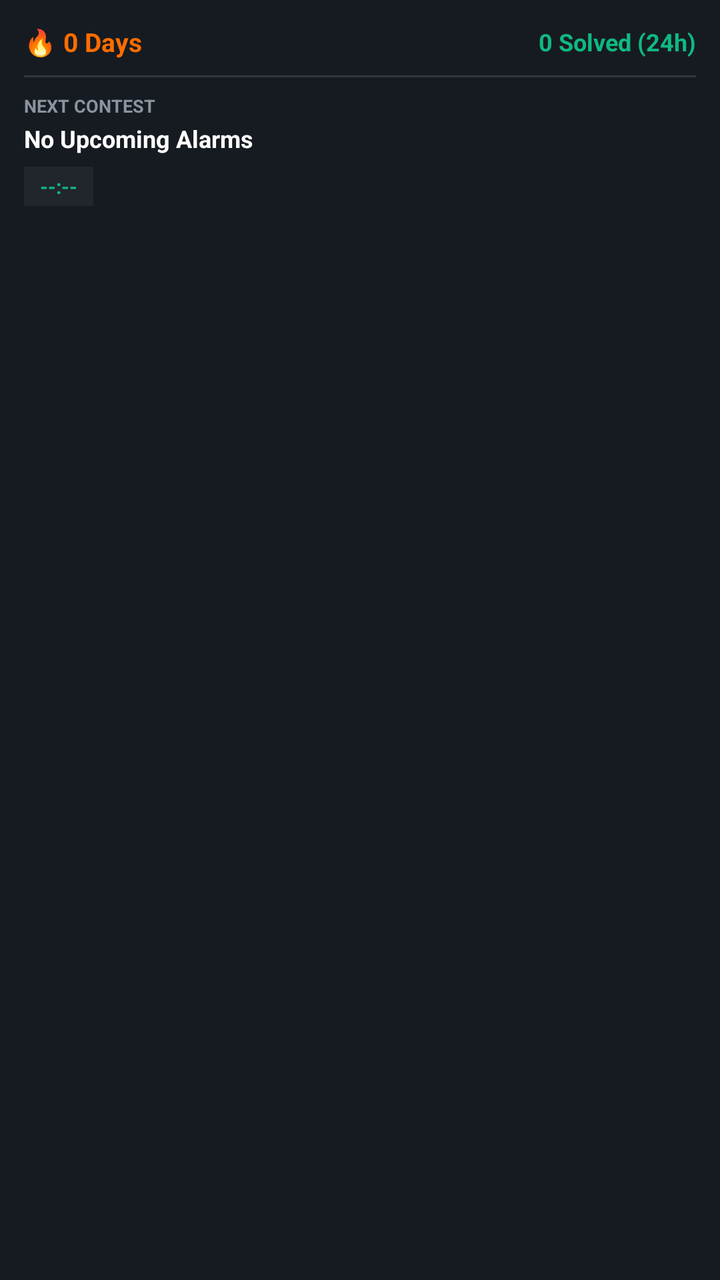
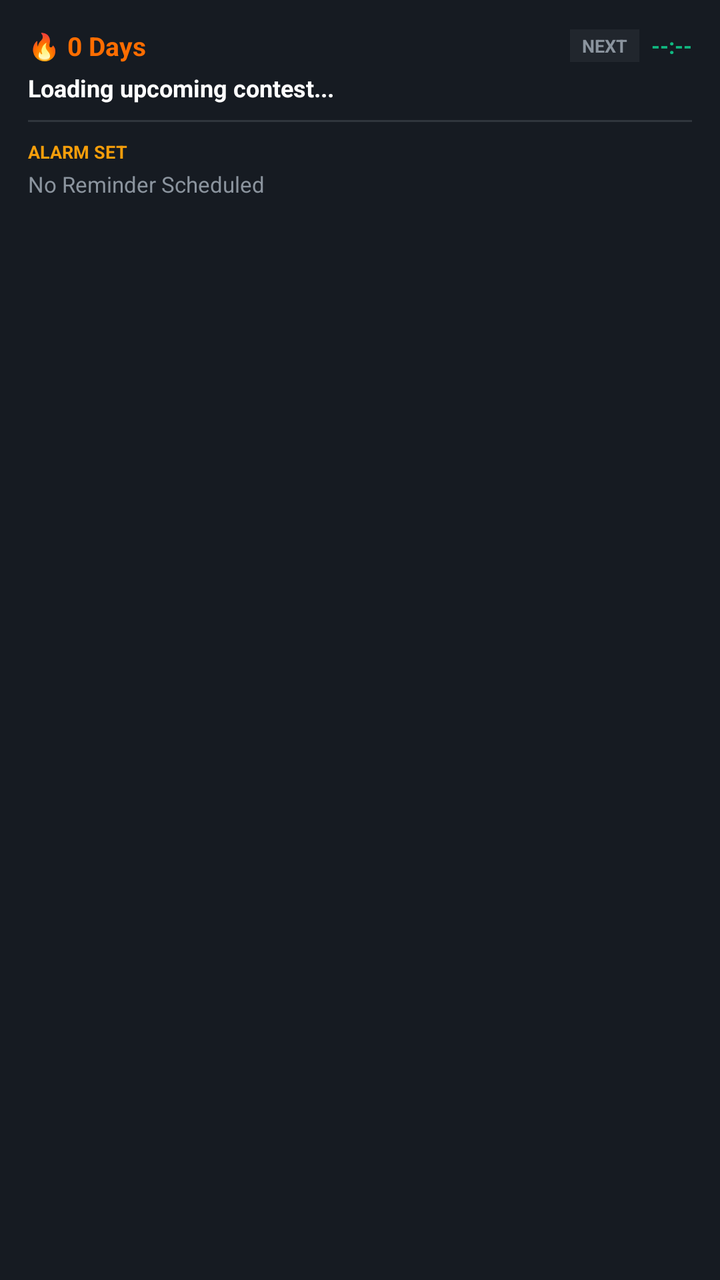

An Android layout rendered at two revisions. The XML below is the earlier revision; the diff shows what the commit changed to produce the second picture.
<!-- AndroidManifest.xml: fallback theme Theme.MaterialComponents.DayNight.NoActionBar -->
<!-- res/layout/vertex_widget_layout.xml -->
<?xml version="1.0" encoding="utf-8"?>
<LinearLayout xmlns:android="http://schemas.android.com/apk/res/android"
    android:id="@+id/widget_root"
    android:layout_width="match_parent"
    android:layout_height="match_parent"
    android:background="#161B22"
    android:orientation="vertical"
    android:padding="12dp">

    
    <LinearLayout
        android:layout_width="match_parent"
        android:layout_height="wrap_content"
        android:orientation="horizontal"
        android:gravity="center_vertical">

        <TextView
            android:id="@+id/widget_streak"
            android:layout_width="0dp"
            android:layout_height="wrap_content"
            android:layout_weight="1"
            android:text="🔥 0 Days"
            android:textColor="#FF6D00"
            android:textSize="13sp"
            android:textStyle="bold" />

        <TextView
            android:id="@+id/widget_solves"
            android:layout_width="wrap_content"
            android:layout_height="wrap_content"
            android:text="0 Solved (24h)"
            android:textColor="#10B981"
            android:textSize="12sp"
            android:textStyle="bold" />
    </LinearLayout>

    
    <ImageView
        android:layout_width="match_parent"
        android:layout_height="1dp"
        android:layout_marginTop="8dp"
        android:layout_marginBottom="8dp"
        android:src="#30363D" />

    
    <TextView
        android:layout_width="wrap_content"
        android:layout_height="wrap_content"
        android:text="NEXT CONTEST"
        android:textColor="#8B949E"
        android:textSize="9sp"
        android:textStyle="bold" />

    <TextView
        android:id="@+id/widget_contest_name"
        android:layout_width="match_parent"
        android:layout_height="wrap_content"
        android:layout_marginTop="2dp"
        android:text="No Upcoming Alarms"
        android:singleLine="true"
        android:ellipsize="end"
        android:textColor="#FFFFFF"
        android:textSize="12sp"
        android:textStyle="bold" />

    
    <TextView
        android:id="@+id/widget_countdown"
        android:layout_width="wrap_content"
        android:layout_height="wrap_content"
        android:layout_marginTop="6dp"
        android:background="#21262D"
        android:paddingStart="8dp"
        android:paddingEnd="8dp"
        android:paddingTop="3dp"
        android:paddingBottom="3dp"
        android:text="--:--"
        android:textColor="#10B981"
        android:textSize="10sp"
        android:textStyle="bold" />
</LinearLayout>
<!-- resources referenced by this layout -->
<resources>

</resources>

<!-- the commit's change to res/layout/vertex_widget_layout.xml (unified diff, before → after) -->
@@ -5,34 +5,72 @@
     android:layout_height="match_parent"
     android:background="#161B22"
     android:orientation="vertical"
-    android:padding="12dp">
+    android:padding="14dp">
 
     
-    <LinearLayout
+    <RelativeLayout
         android:layout_width="match_parent"
-        android:layout_height="wrap_content"
-        android:orientation="horizontal"
-        android:gravity="center_vertical">
+        android:layout_height="wrap_content">
 
+        
         <TextView
             android:id="@+id/widget_streak"
-            android:layout_width="0dp"
+            android:layout_width="wrap_content"
             android:layout_height="wrap_content"
-            android:layout_weight="1"
+            android:layout_alignParentStart="true"
+            android:layout_centerVertical="true"
             android:text="🔥 0 Days"
             android:textColor="#FF6D00"
             android:textSize="13sp"
             android:textStyle="bold" />
 
-        <TextView
-            android:id="@+id/widget_solves"
+        
+        <LinearLayout
             android:layout_width="wrap_content"
             android:layout_height="wrap_content"
-            android:text="0 Solved (24h)"
-            android:textColor="#10B981"
-            android:textSize="12sp"
-            android:textStyle="bold" />
-    </LinearLayout>
+            android:layout_alignParentEnd="true"
+            android:layout_centerVertical="true"
+            android:orientation="horizontal"
+            android:gravity="center_vertical">
+
+            <TextView
+                android:id="@+id/widget_next_platform"
+                android:layout_width="wrap_content"
+                android:layout_height="wrap_content"
+                android:background="#21262D"
+                android:paddingStart="6dp"
+                android:paddingEnd="6dp"
+                android:paddingTop="2dp"
+                android:paddingBottom="2dp"
+                android:text="NEXT"
+                android:textColor="#8B949E"
+                android:textSize="9sp"
+                android:textStyle="bold" />
+
+            <TextView
+                android:id="@+id/widget_next_countdown"
+                android:layout_width="wrap_content"
+                android:layout_height="wrap_content"
+                android:layout_marginStart="6dp"
+                android:text="--:--"
+                android:textColor="#10B981"
+                android:textSize="11sp"
+                android:textStyle="bold" />
+        </LinearLayout>
+    </RelativeLayout>
+
+    
+    <TextView
+        android:id="@+id/widget_next_name"
+        android:layout_width="match_parent"
+        android:layout_height="wrap_content"
+        android:layout_marginTop="4dp"
+        android:text="Loading upcoming contest..."
+        android:singleLine="true"
+        android:ellipsize="end"
+        android:textColor="#FFFFFF"
+        android:textSize="12sp"
+        android:textStyle="bold" />
 
     
     <ImageView
@@ -40,42 +78,43 @@
         android:layout_height="1dp"
         android:layout_marginTop="8dp"
         android:layout_marginBottom="8dp"
-        android:src="#30363D" />
+        android:background="#30363D" />
 
     
-    <TextView
-        android:layout_width="wrap_content"
-        android:layout_height="wrap_content"
-        android:text="NEXT CONTEST"
-        android:textColor="#8B949E"
-        android:textSize="9sp"
-        android:textStyle="bold" />
+    <RelativeLayout
+        android:layout_width="match_parent"
+        android:layout_height="wrap_content">
+
+        <TextView
+            android:layout_width="wrap_content"
+            android:layout_height="wrap_content"
+            android:layout_alignParentStart="true"
+            android:layout_centerVertical="true"
+            android:text="ALARM SET"
+            android:textColor="#F59E0B"
+            android:textSize="9sp"
+            android:textStyle="bold" />
+
+        <TextView
+            android:id="@+id/widget_reminder_countdown"
+            android:layout_width="wrap_content"
+            android:layout_height="wrap_content"
+            android:layout_alignParentEnd="true"
+            android:layout_centerVertical="true"
+            android:text=""
+            android:textColor="#F59E0B"
+            android:textSize="10sp"
+            android:textStyle="bold" />
+    </RelativeLayout>
 
     <TextView
-        android:id="@+id/widget_contest_name"
+        android:id="@+id/widget_reminder_name"
         android:layout_width="match_parent"
         android:layout_height="wrap_content"
         android:layout_marginTop="2dp"
-        android:text="No Upcoming Alarms"
+        android:text="No Reminder Scheduled"
         android:singleLine="true"
         android:ellipsize="end"
-        android:textColor="#FFFFFF"
-        android:textSize="12sp"
-        android:textStyle="bold" />
-
-    
-    <TextView
-        android:id="@+id/widget_countdown"
-        android:layout_width="wrap_content"
-        android:layout_height="wrap_content"
-        android:layout_marginTop="6dp"
-        android:background="#21262D"
-        android:paddingStart="8dp"
-        android:paddingEnd="8dp"
-        android:paddingTop="3dp"
-        android:paddingBottom="3dp"
-        android:text="--:--"
-        android:textColor="#10B981"
-        android:textSize="10sp"
-        android:textStyle="bold" />
+        android:textColor="#8B949E"
+        android:textSize="11sp" />
 </LinearLayout>
